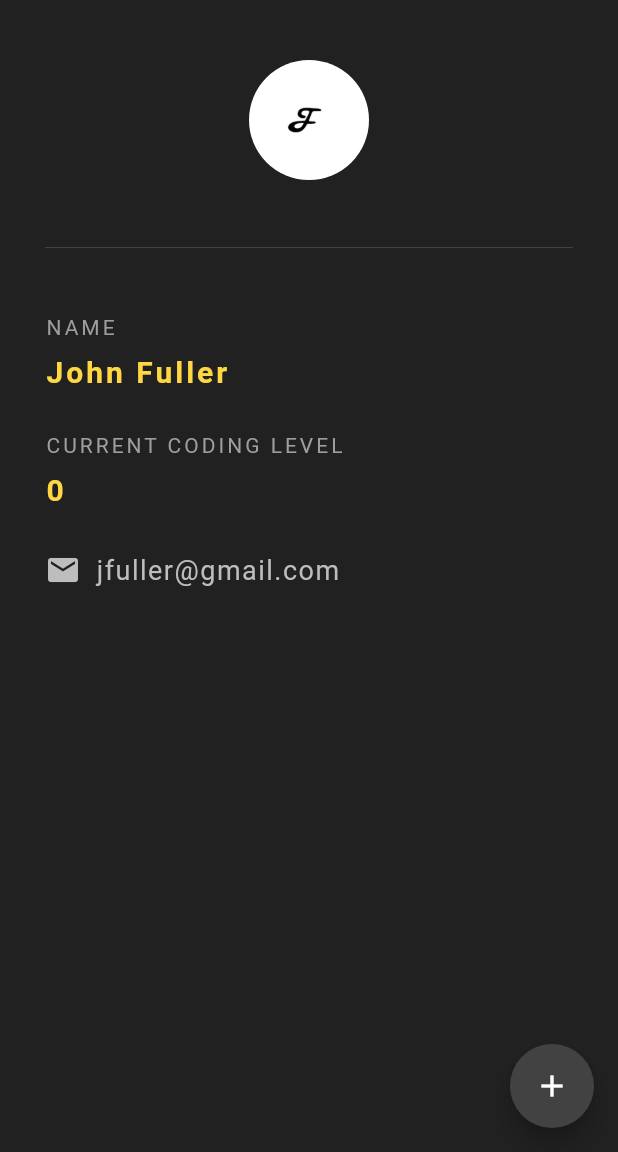
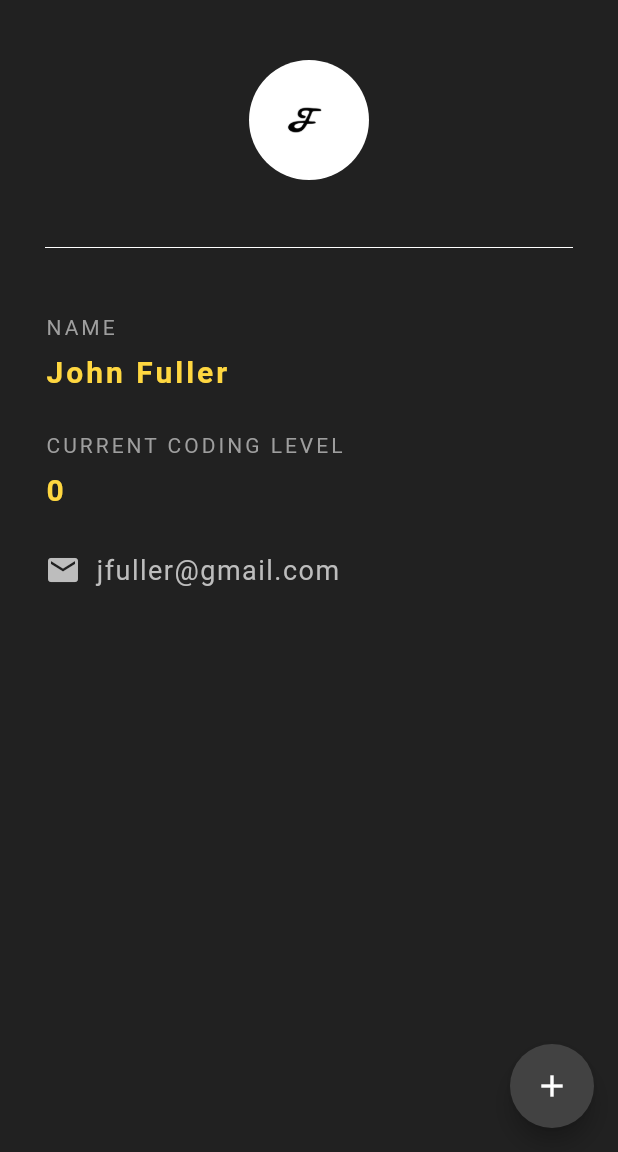
Before and after one commit to JohnFull30/ID_Card, a Flutter app: the screen it shows after launch, on a phone screen of 412 x 824 dp, the part 84-1236 px from its top. Run offline on Flutter 3.47's test engine with Material 2 defaults, Android fonts, the phone set to English and light mode, and no system bars.

Commit message:
changed color

```diff
--- a/lib/main.dart
+++ b/lib/main.dart
@@ -51,7 +51,7 @@ class _IdCardState extends State<IdCard> {
             ),
             Divider(
               height: 90.0,
-              color: Colors.grey[800],
+              color: Colors.white,
             ),
             const Text(
               'NAME',
```
